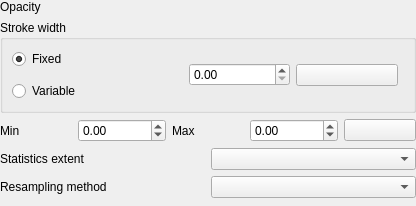
This is src/ui/mesh/qgsmeshrendererscalarsettingswidgetbase.ui in qgis/QGIS as Qt 5 draws it before an edit. The edited form follows.
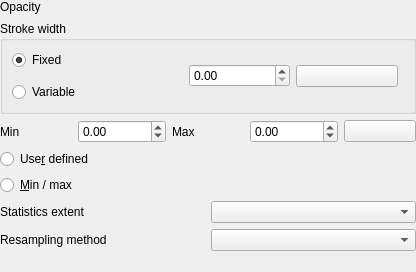
This is the edited form. Icons and pictures are not drawn. Custom widgets are drawn as their Qt base class.

Commit message: change mesh renderer scalar widget

What changed in the file:
```diff
--- a/src/ui/mesh/qgsmeshrendererscalarsettingswidgetbase.ui
+++ b/src/ui/mesh/qgsmeshrendererscalarsettingswidgetbase.ui
@@ -7,7 +7,7 @@
     <x>0</x>
     <y>0</y>
     <width>416</width>
-    <height>206</height>
+    <height>272</height>
    </rect>
   </property>
   <property name="windowTitle">
@@ -175,6 +175,30 @@
      </item>
     </layout>
    </item>
+   <item>
+    <layout class="QVBoxLayout" name="verticalLayout_2">
+     <item>
+      <widget class="QRadioButton" name="mUserDefinedRadioButton">
+       <property name="text">
+        <string>Use&amp;r defined</string>
+       </property>
+       <attribute name="buttonGroup">
+        <string notr="true">mMinMaxTypeButtonGroup</string>
+       </attribute>
+      </widget>
+     </item>
+     <item>
+      <widget class="QRadioButton" name="mMinMaxRadioButton">
+       <property name="text">
+        <string>&amp;Min / max</string>
+       </property>
+       <attribute name="buttonGroup">
+        <string notr="true">mMinMaxTypeButtonGroup</string>
+       </attribute>
+      </widget>
+     </item>
+    </layout>
+   </item>
    <item>
     <layout class="QHBoxLayout" name="horizontalLayout_3">
      <item>
```
Left out of the diff: 3 changed lines with no effect on the pictures. The commit also changes 2 other files.
